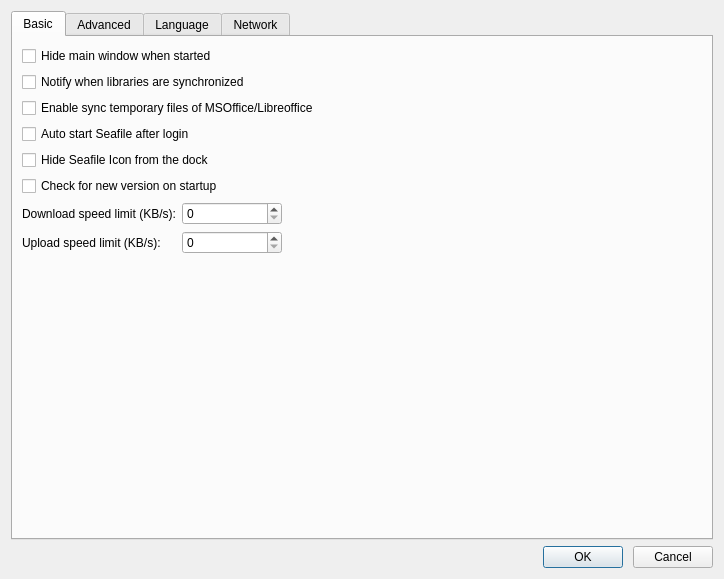
Above: ui/settings-dialog.ui from haiwen/seafile-client before the change. Below: the same form after it.
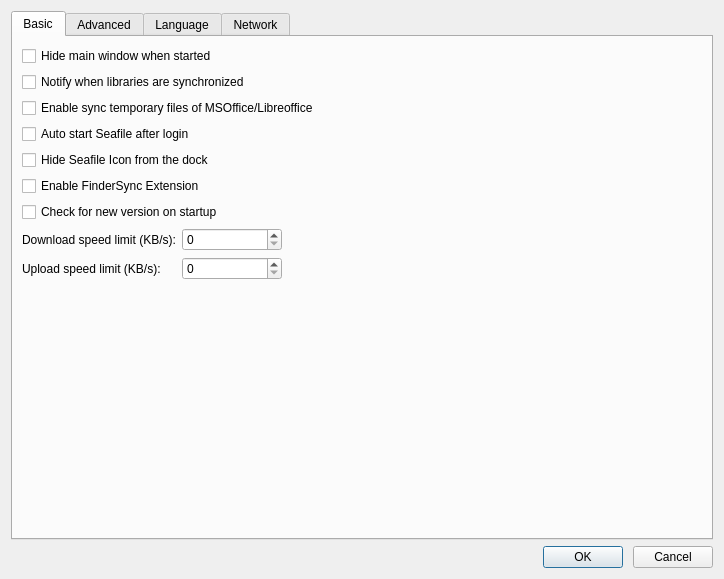
That is the form after the change. The open tabs and pages were chosen to show the change.

Commit message: implement finder sync plugin

The edit to the form file:
```diff
--- a/ui/settings-dialog.ui
+++ b/ui/settings-dialog.ui
@@ -59,6 +59,13 @@
          </property>
         </widget>
        </item>
+       <item>
+        <widget class="QCheckBox" name="mFinderSyncCheckBox">
+         <property name="text">
+          <string>Enable FinderSync Extension</string>
+         </property>
+        </widget>
+       </item>
        <item>
         <widget class="QCheckBox" name="mCheckLatestVersionBox">
          <property name="text">
```
The commit also changes 31 other files.
